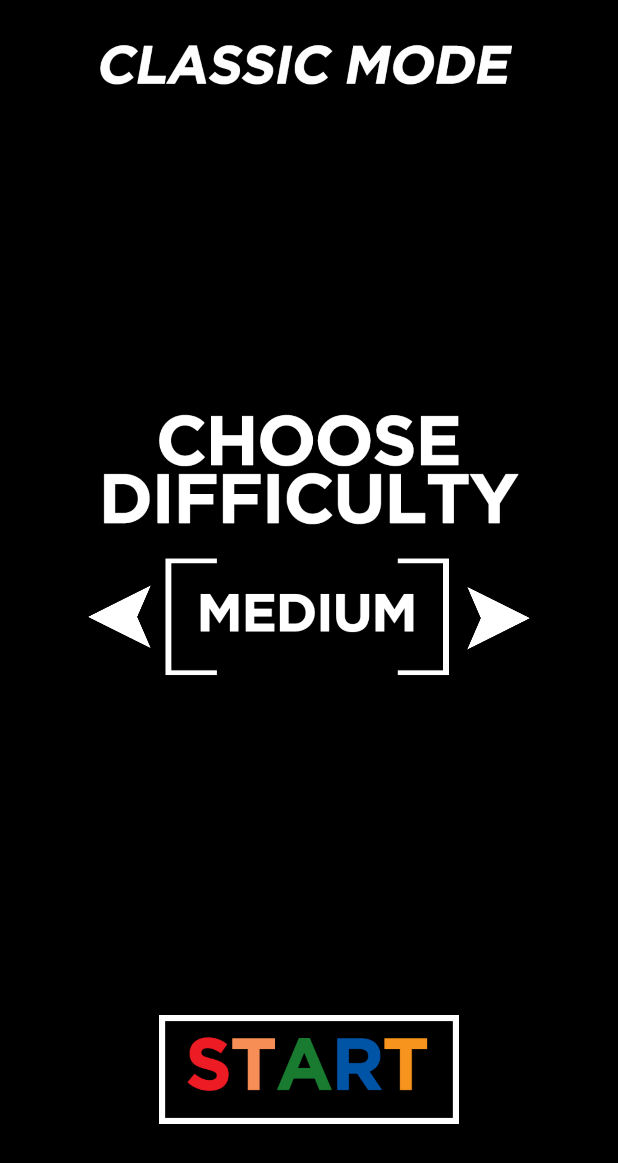
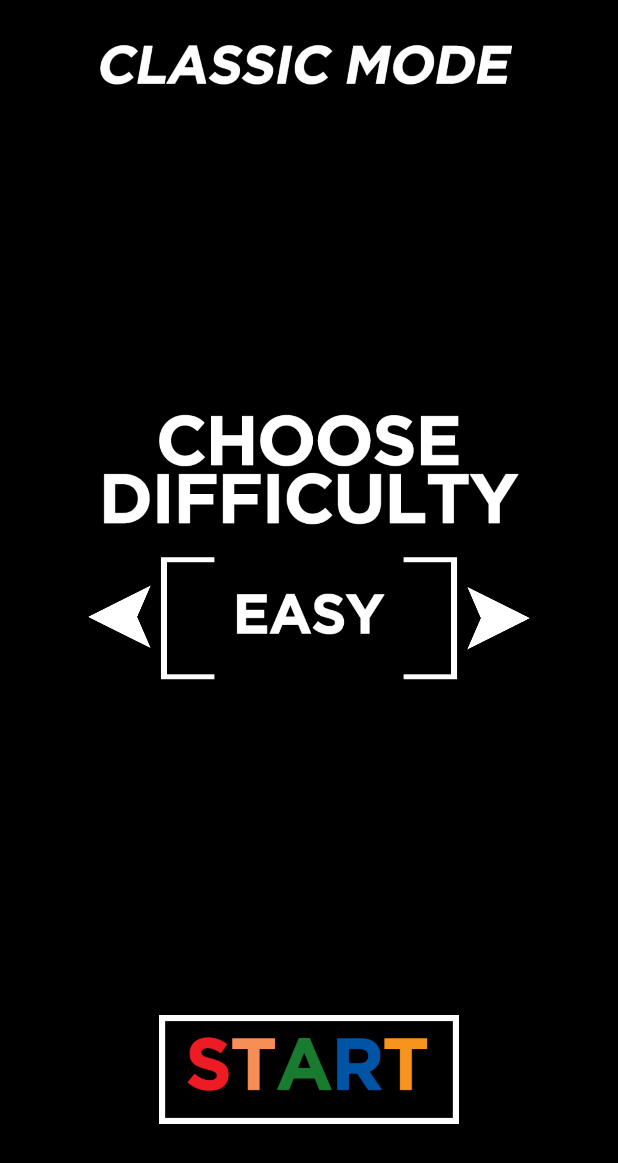
Before and after one commit to jerrinl/BrainScrew, an Android app: the LevelsActivity screen opened directly, with no data from a screen before it, on a phone screen of 412 x 824 dp. Shown: the top 1163 px of the screen. Run offline under Robolectric (Android 15) with nearby library versions, the phone set to English and light mode, and no system bars; 1 statement that could not run was skipped.

Commit message:
Add starter code for level changing

```diff
--- a/BrainScrew/app/src/main/res/layout/activity_levels.xml
+++ b/BrainScrew/app/src/main/res/layout/activity_levels.xml
@@ -40,7 +40,7 @@
         android:id="@+id/imageViewDifficulty"
         android:src="@drawable/levels_difficulty"
         android:scaleType="fitCenter"
-        android:layout_above="@+id/imageView"
+        android:layout_above="@+id/easyDiff"
         android:layout_alignStart="@+id/imageViewMode" />
 
     <ImageButton
@@ -51,7 +51,8 @@
         android:background="#000000"
         android:scaleType="fitCenter"
         android:layout_centerVertical="true"
-        android:layout_toStartOf="@+id/imageButtonStart" />
+        android:layout_toStartOf="@+id/imageButtonStart"
+        android:onClick="onLeft" />
 
     <ImageButton
         android:layout_width="50dp"
@@ -61,16 +62,33 @@
         android:background="#000000"
         android:scaleType="fitCenter"
         android:layout_alignTop="@+id/imageButtonArrowLeft"
-        android:layout_toEndOf="@+id/imageButtonStart" />
+        android:layout_toEndOf="@+id/imageButtonStart"
+        android:onClick="onRight" />
+
+    <!--<ImageView-->
+        <!--android:layout_width="200dp"-->
+        <!--android:layout_height="100dp"-->
+        <!--android:id="@+id/hardDiff"-->
+        <!--android:src="@drawable/levels_hard"-->
+        <!--android:scaleType="fitCenter"-->
+        <!--android:layout_centerVertical="true"-->
+        <!--android:layout_toEndOf="@+id/imageButtonArrowLeft" />-->
+
+    <!--<ImageView-->
+        <!--android:layout_width="200dp"-->
+        <!--android:layout_height="100dp"-->
+        <!--android:id="@+id/medDiff"-->
+        <!--android:src="@drawable/levels_med"-->
+        <!--android:scaleType="fitCenter"-->
+        <!--android:layout_centerVertical="true"-->
+        <!--android:layout_toEndOf="@+id/imageButtonArrowLeft" />-->
 
     <ImageView
         android:layout_width="200dp"
         android:layout_height="100dp"
-        android:id="@+id/imageView"
-        android:src="@drawable/levels_med"
+        android:id="@+id/easyDiff"
+        android:src="@drawable/levels_easy"
         android:scaleType="fitCenter"
         android:layout_centerVertical="true"
         android:layout_toEndOf="@+id/imageButtonArrowLeft" />
-
-
 </RelativeLayout>
```
Also changed, not shown: BrainScrew/app/src/main/java/com/ics466/brainscrew/LevelsActivity.java (+54 -1 lines), BrainScrew/app/src/main/res/drawable/levels_easy.png (added), BrainScrew/app/src/main/res/drawable/levels_hard.png (added), BrainScrew/app/src/main/res/drawable/levels_med.png.
